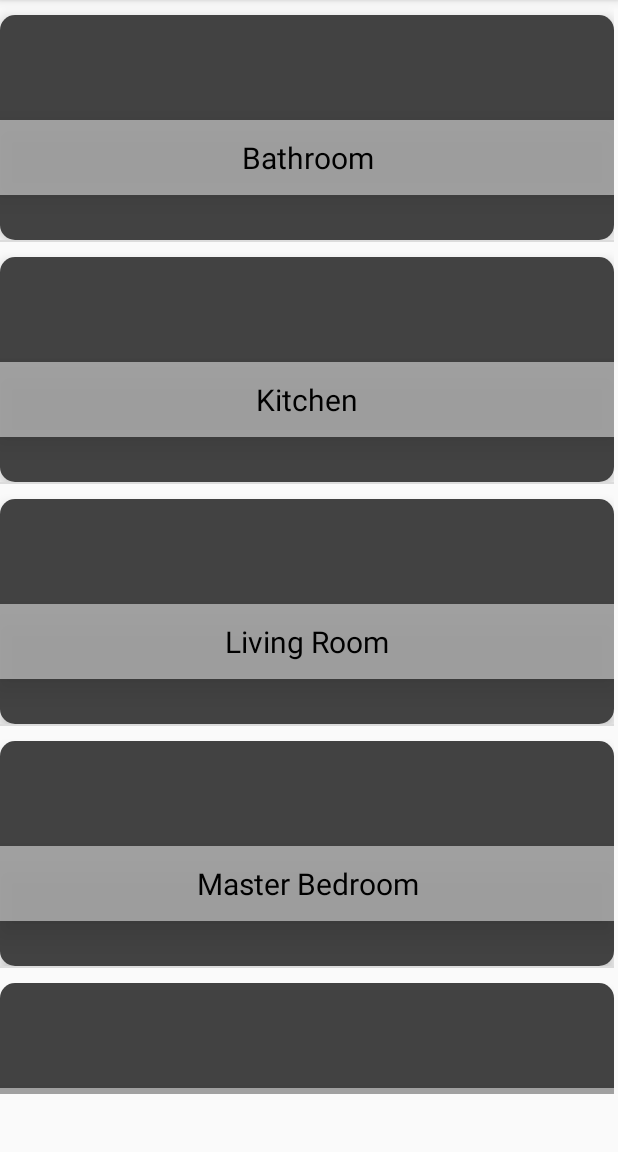
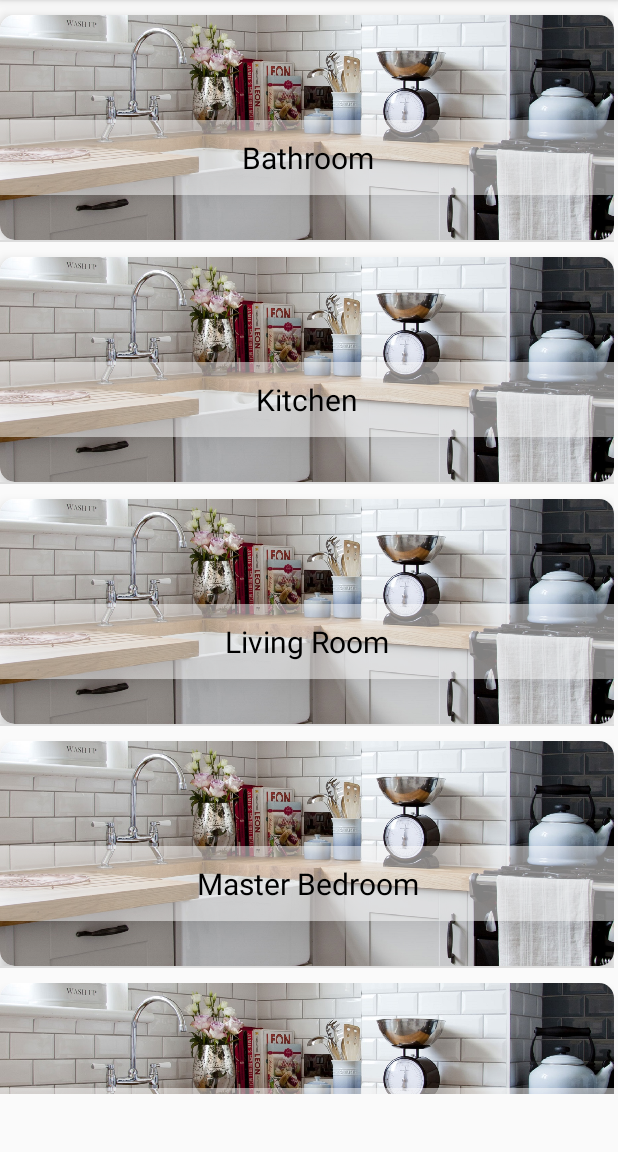
Before and after one commit to Bratelion/HomeNavigation, an Android app: the screen it shows after launch (MainActivity), on a phone screen of 412 x 824 dp, the part 84-1236 px from its top. Run offline under Robolectric (Android 15) with nearby library versions, the phone set to English and light mode, and no system bars; libraries missing offline, so code that uses them is left out: com.nostra13.universalimageloader; 6 statements that could not run were skipped.

Commit message:
First Version: Added all cards of Main Activity

```diff
--- a/app/src/main/res/layout/activity_main.xml
+++ b/app/src/main/res/layout/activity_main.xml
@@ -9,7 +9,8 @@
 
     <androidx.cardview.widget.CardView
         android:layout_width="match_parent"
-        android:layout_height="150dp"
+        android:layout_height="wrap_content"
+        app:cardPreventCornerOverlap="false"
         app:cardCornerRadius="10dp"
         app:cardElevation="5dp"
         android:layout_marginTop="10dp">
@@ -17,11 +18,11 @@
         <ImageView
             android:id="@+id/cardImage"
             android:layout_width="match_parent"
-            android:layout_height="match_parent"
-            android:src="@color/cardview_dark_background"
-            android:scaleType="centerCrop">
-
-        </ImageView>
+            android:layout_height="150dp"
+            android:src="@drawable/kitchen"
+            android:layout_gravity="center"
+            android:scaleType="centerCrop"
+            android:background="@color/cardview_light_background" />
 
         <TextView
             android:id="@+id/cardTitle"
@@ -33,9 +34,7 @@
             android:layout_marginTop="70dp"
             android:background="#80ffffff"
             android:textColor="@android:color/black"
-            android:textSize="20dp">
-
-        </TextView>
+            android:textSize="20sp" />
 
     </androidx.cardview.widget.CardView>
 
```
